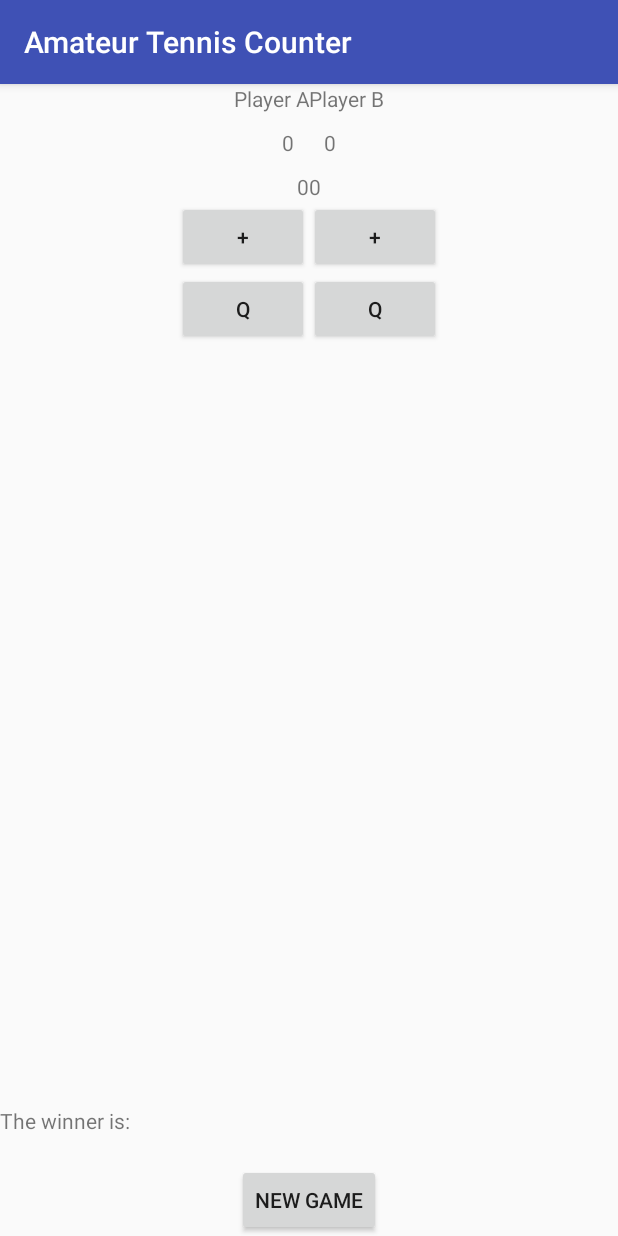
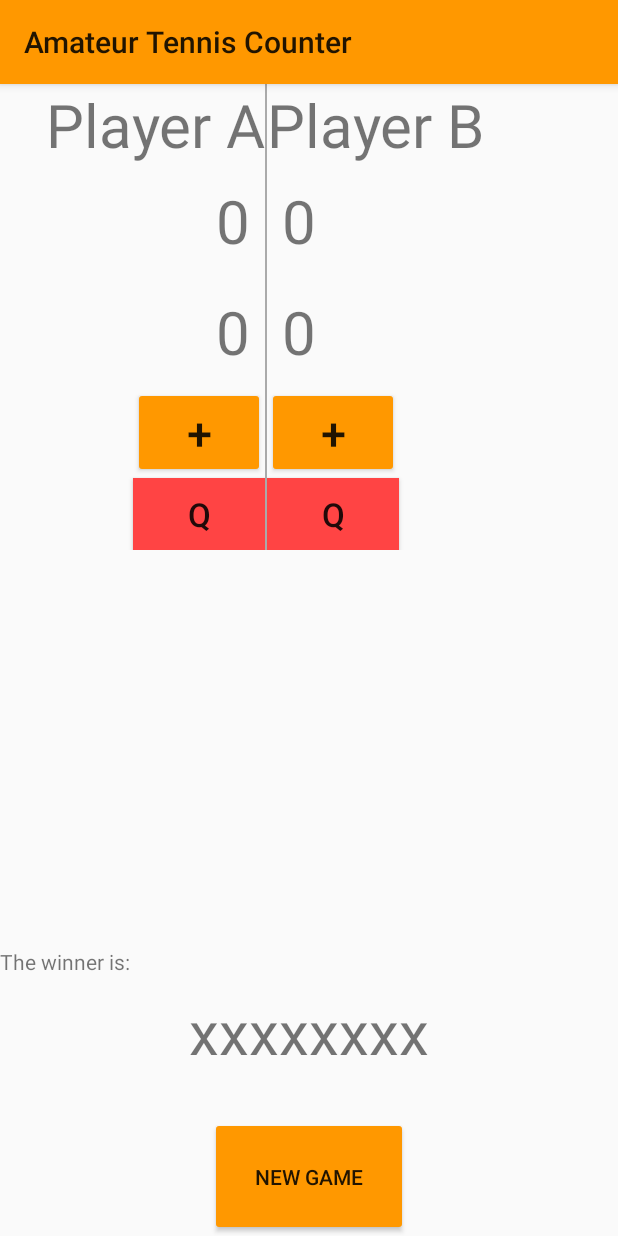
Before and after one commit to willgao2017/AmateurTennisCounter, an Android app: the screen it shows after launch (MainActivity), on a phone screen of 412 x 824 dp. Run offline under Robolectric (Android 15) with nearby library versions, the phone set to English and light mode, and no system bars.

Commit message:
Almost done

```diff
--- a/app/src/main/res/layout/activity_main.xml
+++ b/app/src/main/res/layout/activity_main.xml
@@ -19,7 +19,9 @@
                 android:layout_width="match_parent"
                 android:layout_height="wrap_content"
                 android:gravity="right"
-                android:text="Player A" />
+                android:text="Player A"
+                android:textSize="40sp"
+                />
 
             <TextView
                 android:id="@+id/player_a_setscore"
@@ -27,30 +29,46 @@
                 android:layout_height="wrap_content"
                 android:layout_gravity="right"
                 android:padding="10dp"
-                android:text="0" />
+                android:text="0"
+                android:textSize="40sp"
+                />
 
             <TextView
                 android:id="@+id/player_a_gamescore"
                 android:layout_width="wrap_content"
                 android:layout_height="wrap_content"
                 android:layout_gravity="right"
-                android:text="0" />
+                android:padding="10dp"
+                android:text="0"
+                android:textSize="40sp"
+                />
 
             <Button
                 android:layout_width="wrap_content"
                 android:layout_height="wrap_content"
                 android:layout_gravity="right"
                 android:onClick="scoreForPlayerA"
-                android:text="+" />
+                android:text="+"
+                android:textSize="30sp"
+                />
 
             <Button
                 android:layout_width="wrap_content"
                 android:layout_height="wrap_content"
                 android:layout_gravity="right"
                 android:text="Q"
-                android:onClick="aQuit"/>
+                android:onClick="aQuit"
+                android:textSize="22sp"
+                android:background="@android:color/holo_red_light"
+
+                />
 
         </LinearLayout>
+
+        <View
+            android:layout_width="1dp"
+            android:layout_height="match_parent"
+            android:background="@android:color/darker_gray"/>
 
         <LinearLayout
             android:layout_width="wrap_content"
@@ -61,32 +79,43 @@
             <TextView
                 android:layout_width="wrap_content"
                 android:layout_height="wrap_content"
-                android:text="Player B" />
+                android:text="Player B"
+                android:textSize="40sp"
+                />
 
             <TextView
                 android:id="@+id/player_b_setscore"
                 android:layout_width="wrap_content"
                 android:layout_height="wrap_content"
                 android:padding="10dp"
-                android:text="0" />
+                android:text="0"
+                android:textSize="40sp"
+                />
 
             <TextView
                 android:id="@+id/player_b_gamescore"
                 android:layout_width="wrap_content"
                 android:layout_height="wrap_content"
-                android:text="0" />
+                android:text="0"
+                android:textSize="40sp"
+                android:padding="10dp"
+                />
 
             <Button
                 android:layout_width="wrap_content"
                 android:layout_height="wrap_content"
                 android:onClick="scoreForPlayerB"
-                android:text="+" />
+                android:text="+"
+                android:textSize="30sp"/>
 
             <Button
                 android:layout_width="wrap_content"
                 android:layout_height="wrap_content"
                 android:text="Q"
-                android:onClick="bQuit"/>
+                android:onClick="bQuit"
+                android:textSize="22sp"
+                android:background="@android:color/holo_red_light"
+                />
 
         </LinearLayout>
 
@@ -100,7 +129,8 @@
         android:layout_alignParentBottom="true"
         android:layout_centerHorizontal="true"
         android:text="New Game"
-        android:onClick="newGame"/>
+        android:onClick="newGame"
+        android:padding="30dp"/>
 
     <TextView
         android:id="@+id/winner_name"
@@ -108,6 +138,10 @@
         android:layout_height="wrap_content"
         android:layout_above="@+id/new_game"
         android:layout_centerHorizontal="true"
+        android:layout_marginTop="10dp"
+        android:layout_marginBottom="30dp"
+        android:textSize="40sp"
+        android:text="xxxxxxxx"
         />
 
 
--- a/app/src/main/res/values/styles.xml
+++ b/app/src/main/res/values/styles.xml
@@ -1,11 +1,12 @@
+
+
+
 <resources>
-
-    <!-- Base application theme. -->
-    <style name="AppTheme" parent="Theme.AppCompat.Light.DarkActionBar">
-        <!-- Customize your theme here. -->
-        <item name="colorPrimary">@color/colorPrimary</item>
-        <item name="colorPrimaryDark">@color/colorPrimaryDark</item>
-        <item name="colorAccent">@color/colorAccent</item>
-    </style>
-
+<!-- Base application theme. -->
+<style name="AppTheme" parent="Theme.AppCompat.Light">
+    <!-- Primary theme color of the app (sets background color of app bar) -->
+    <item name="colorPrimary">#FF9800</item>
+    <!-- Background color of buttons in the app -->
+    <item name="colorButtonNormal">#FF9800</item>
+</style>
 </resources>
```
